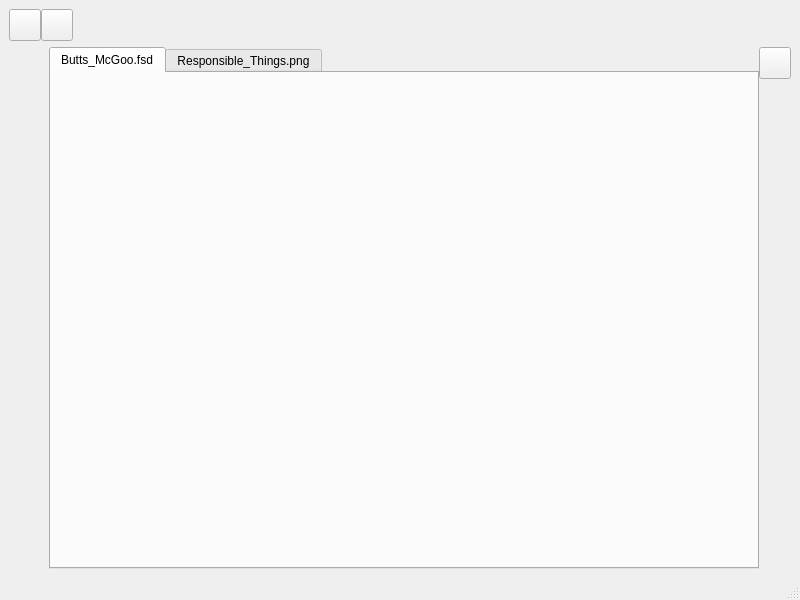
First picture: the form in design/mainwindow.ui, repository jedhelmers/Fauxtoshop, before the edit.
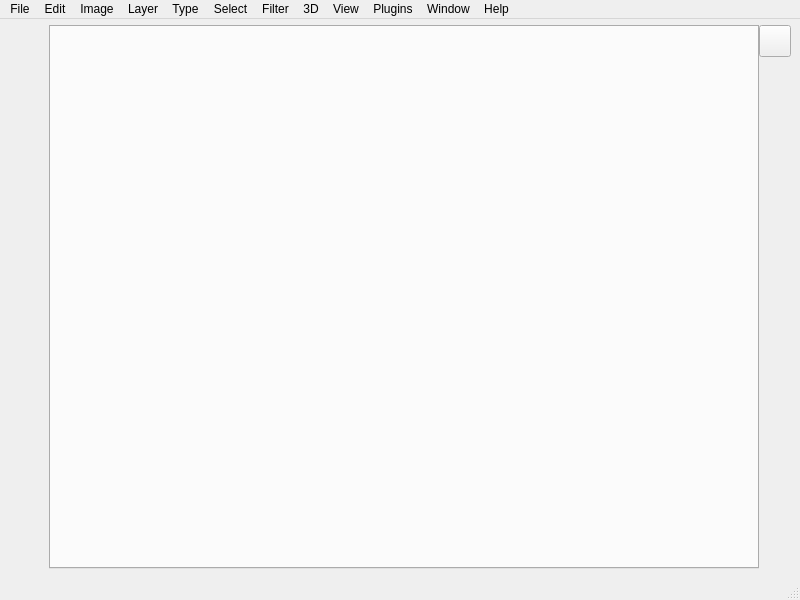
Second picture: the form after the edit. Icons and pictures are not drawn.

Diff of the .ui file:
```diff
--- a/design/mainwindow.ui
+++ b/design/mainwindow.ui
@@ -15,8 +15,17 @@
   </property>
   <widget class="QWidget" name="centralwidget">
    <layout class="QGridLayout" name="gridLayout_2">
+    <property name="topMargin">
+     <number>0</number>
+    </property>
     <item row="0" column="0">
-     <widget class="QWidget" name="widget" native="true">
+     <widget class="QWidget" name="toolOptionsGridWidget" native="true">
+      <property name="maximumSize">
+       <size>
+        <width>16777215</width>
+        <height>50</height>
+       </size>
+      </property>
       <layout class="QGridLayout" name="gridLayout">
        <property name="leftMargin">
         <number>0</number>
@@ -32,9 +41,15 @@
        </property>
        <item row="0" column="0">
         <widget class="QWidget" name="toolOptionsWidget" native="true">
+         <property name="maximumSize">
+          <size>
+           <width>16777215</width>
+           <height>50</height>
+          </size>
+         </property>
          <layout class="QHBoxLayout" name="horizontalLayout_2">
           <property name="spacing">
-           <number>0</number>
+           <number>-1</number>
           </property>
           <property name="leftMargin">
            <number>0</number>
@@ -48,71 +63,6 @@
           <property name="bottomMargin">
            <number>0</number>
           </property>
-          <item>
-           <widget class="QPushButton" name="paintBrushButton_3">
-            <property name="minimumSize">
-             <size>
-              <width>32</width>
-              <height>32</height>
-             </size>
-            </property>
-            <property name="maximumSize">
-             <size>
-              <width>32</width>
-              <height>32</height>
-             </size>
-            </property>
-            <property name="text">
-             <string/>
-            </property>
-            <property name="icon">
-             <iconset resource="../resources.qrc">
-              <normaloff>:/images/images/paintbrush.svg</normaloff>:/images/images/paintbrush.svg</iconset>
-            </property>
-            <property name="flat">
-             <bool>false</bool>
-            </property>
-           </widget>
-          </item>
-          <item>
-           <widget class="QPushButton" name="paintBrushButton_2">
-            <property name="minimumSize">
-             <size>
-              <width>32</width>
-              <height>32</height>
-             </size>
-            </property>
-            <property name="maximumSize">
-             <size>
-              <width>32</width>
-              <height>32</height>
-             </size>
-            </property>
-            <property name="text">
-             <string/>
-            </property>
-            <property name="icon">
-             <iconset resource="../resources.qrc">
-              <normaloff>:/images/images/paintbrush.svg</normaloff>:/images/images/paintbrush.svg</iconset>
-            </property>
-            <property name="flat">
-             <bool>false</bool>
-            </property>
-           </widget>
-          </item>
-          <item>
-           <spacer name="horizontalSpacer">
-            <property name="orientation">
-             <enum>Qt::Horizontal</enum>
-            </property>
-            <property name="sizeHint" stdset="0">
-             <size>
-              <width>40</width>
-              <height>20</height>
-             </size>
-            </property>
-           </spacer>
-          </item>
          </layout>
         </widget>
        </item>
@@ -175,16 +125,9 @@
         <property name="currentIndex">
          <number>0</number>
         </property>
-        <widget class="QWidget" name="tab">
-         <attribute name="title">
-          <string>Butts_McGoo.fsd</string>
-         </attribute>
-        </widget>
-        <widget class="QWidget" name="tab_2">
-         <attribute name="title">
-          <string>Responsible_Things.png</string>
-         </attribute>
-        </widget>
+        <property name="tabsClosable">
+         <bool>true</bool>
+        </property>
        </widget>
       </item>
       <item>
@@ -260,9 +203,95 @@
      <x>0</x>
      <y>0</y>
      <width>800</width>
-     <height>24</height>
+     <height>37</height>
     </rect>
    </property>
+   <widget class="QMenu" name="menuFile">
+    <property name="title">
+     <string>File</string>
+    </property>
+    <addaction name="actionNew"/>
+    <addaction name="actionOpen"/>
+   </widget>
+   <widget class="QMenu" name="menuEdit">
+    <property name="title">
+     <string>Edit</string>
+    </property>
+    <addaction name="actionUndo"/>
+    <addaction name="actionRedo"/>
+   </widget>
+   <widget class="QMenu" name="menuImage">
+    <property name="title">
+     <string>Image</string>
+    </property>
+    <addaction name="actionMode"/>
+   </widget>
+   <widget class="QMenu" name="menuLayer">
+    <property name="title">
+     <string>Layer</string>
+    </property>
+    <addaction name="actionPlaceholder"/>
+   </widget>
+   <widget class="QMenu" name="menuType">
+    <property name="title">
+     <string>Type</string>
+    </property>
+    <addaction name="actionPlaceholder_2"/>
+   </widget>
+   <widget class="QMenu" name="menuSelect">
+    <property name="title">
+     <string>Select</string>
+    </property>
+    <addaction name="actionPlaceholder_3"/>
+   </widget>
+   <widget class="QMenu" name="menuFilter">
+    <property name="title">
+     <string>Filter</string>
+    </property>
+    <addaction name="actionPlaceholder_4"/>
+   </widget>
+   <widget class="QMenu" name="menu3D">
+    <property name="title">
+     <string>3D</string>
+    </property>
+    <addaction name="actionPlaceholder_5"/>
+   </widget>
+   <widget class="QMenu" name="menuView">
+    <property name="title">
+     <string>View</string>
+    </property>
+    <addaction name="actionPlaceholder_6"/>
+   </widget>
+   <widget class="QMenu" name="menuPlugins">
+    <property name="title">
+     <string>Plugins</string>
+    </property>
+    <addaction name="actionPlaceholder_7"/>
+   </widget>
+   <widget class="QMenu" name="menuWindow">
+    <property name="title">
+     <string>Window</string>
+    </property>
+    <addaction name="actionPlaceholder_8"/>
+   </widget>
+   <widget class="QMenu" name="menuHelp">
+    <property name="title">
+     <string>Help</string>
+    </property>
+    <addaction name="actionPlaceholder_9"/>
+   </widget>
+   <addaction name="menuFile"/>
+   <addaction name="menuEdit"/>
+   <addaction name="menuImage"/>
+   <addaction name="menuLayer"/>
+   <addaction name="menuType"/>
+   <addaction name="menuSelect"/>
+   <addaction name="menuFilter"/>
+   <addaction name="menu3D"/>
+   <addaction name="menuView"/>
+   <addaction name="menuPlugins"/>
+   <addaction name="menuWindow"/>
+   <addaction name="menuHelp"/>
   </widget>
   <widget class="QStatusBar" name="statusbar"/>
  </widget>
```
Left out of the diff: 72 changed lines with no effect on the pictures.
